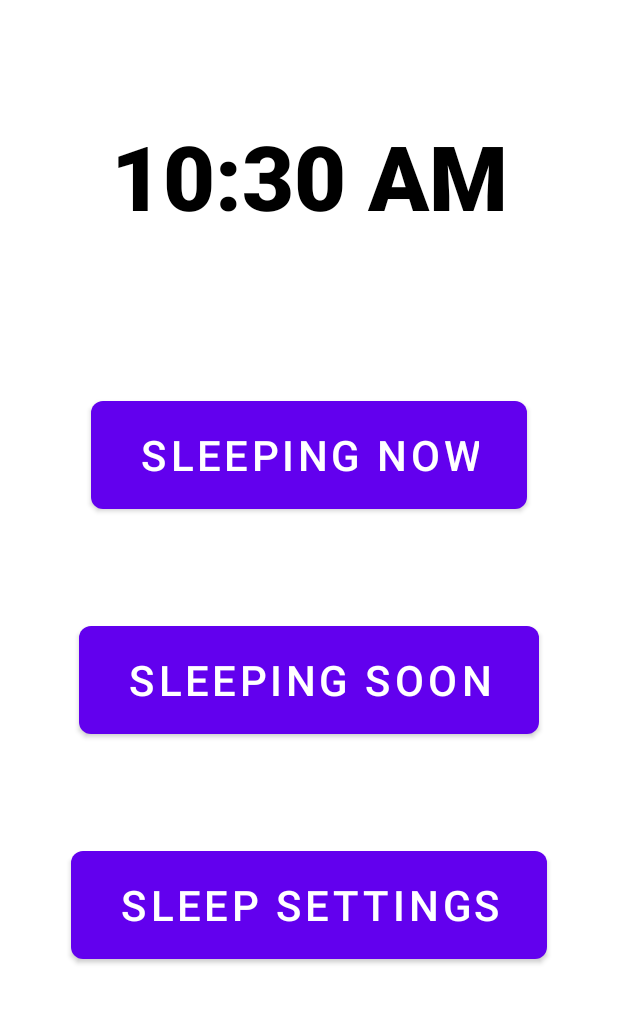
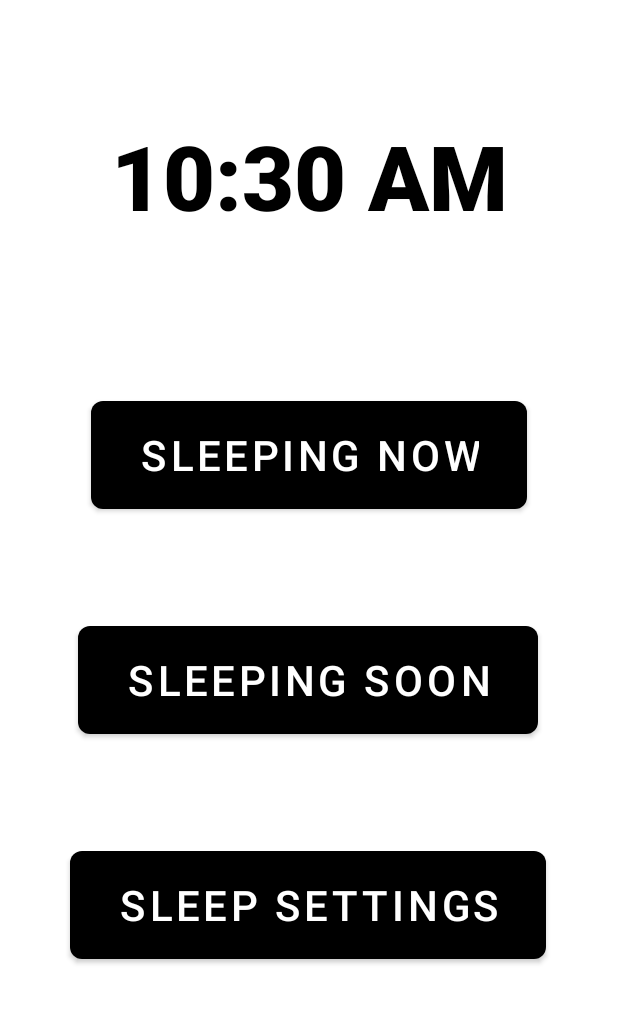
Before and after one commit to FinWatling/OutTheDoor, an Android app: the screen it shows after launch (MainActivity), on a phone screen of 412 x 824 dp, the part 142-1166 px from its top. Run offline under Robolectric (Android 15) with nearby library versions, the phone set to English and light mode, and no system bars.

Commit message:
more style and layout changes

```diff
--- a/Application/app/src/main/res/layout/activity_main.xml
+++ b/Application/app/src/main/res/layout/activity_main.xml
@@ -46,6 +46,7 @@
         android:layout_width="wrap_content"
         android:layout_height="wrap_content"
         android:layout_marginTop="20dp"
+        android:gravity="center"
         android:scaleX="2"
         android:scaleY="2"
         android:text="@string/sleeping_now"
@@ -58,13 +59,14 @@
         android:id="@+id/sleepingSoonButton"
         android:layout_width="wrap_content"
         android:layout_height="wrap_content"
+        android:gravity="center"
         android:scaleX="2"
         android:scaleY="2"
         android:text="@string/sleeping_soon"
         app:layout_constraintBottom_toBottomOf="parent"
         app:layout_constraintBottom_toTopOf="@id/sleepSettingsButton"
         app:layout_constraintEnd_toEndOf="parent"
-        app:layout_constraintHorizontal_bias="0.5"
+        app:layout_constraintHorizontal_bias="0.498"
         app:layout_constraintStart_toStartOf="parent"
         app:layout_constraintTop_toBottomOf="@+id/sleepingNowButton"
         app:layout_constraintVertical_bias="0.2" />
@@ -73,12 +75,13 @@
         android:id="@+id/sleepSettingsButton"
         android:layout_width="wrap_content"
         android:layout_height="wrap_content"
+        android:gravity="center"
         android:scaleX="2"
         android:scaleY="2"
         android:text="@string/sleep_settings"
         app:layout_constraintBottom_toBottomOf="parent"
         app:layout_constraintEnd_toEndOf="parent"
-        app:layout_constraintHorizontal_bias="0.5"
+        app:layout_constraintHorizontal_bias="0.498"
         app:layout_constraintStart_toStartOf="parent"
         app:layout_constraintTop_toBottomOf="@+id/sleepingSoonButton"
         app:layout_constraintVertical_bias="0.5" />
--- a/Application/app/src/main/res/values/themes.xml
+++ b/Application/app/src/main/res/values/themes.xml
@@ -2,8 +2,8 @@
     <!-- Base application theme. -->
     <style name="Theme.OutTheDoor" parent="Theme.MaterialComponents.DayNight.NoActionBar">
         <!-- Primary brand color. -->
-        <item name="colorPrimary">@color/purple_500</item>
-        <item name="colorPrimaryVariant">@color/purple_700</item>
+        <item name="colorPrimary">@color/black</item>
+        <item name="colorPrimaryVariant">@color/black</item>
         <item name="colorOnPrimary">@color/white</item>
         <!-- Secondary brand color. -->
         <item name="colorSecondary">@color/teal_200</item>
```
